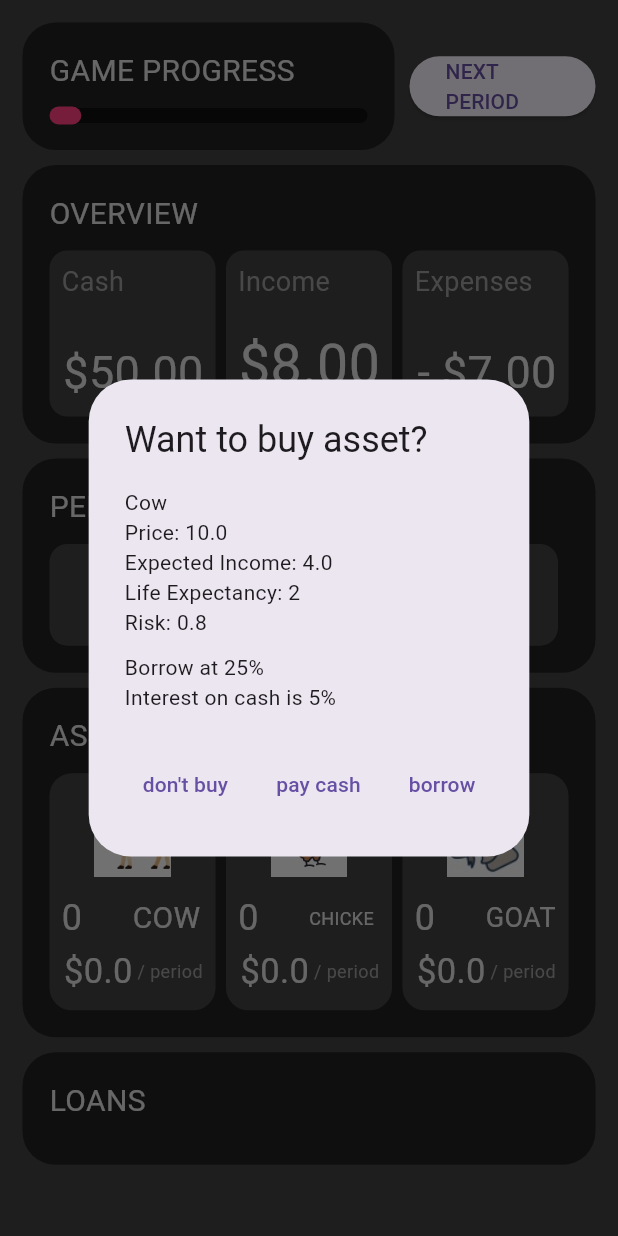
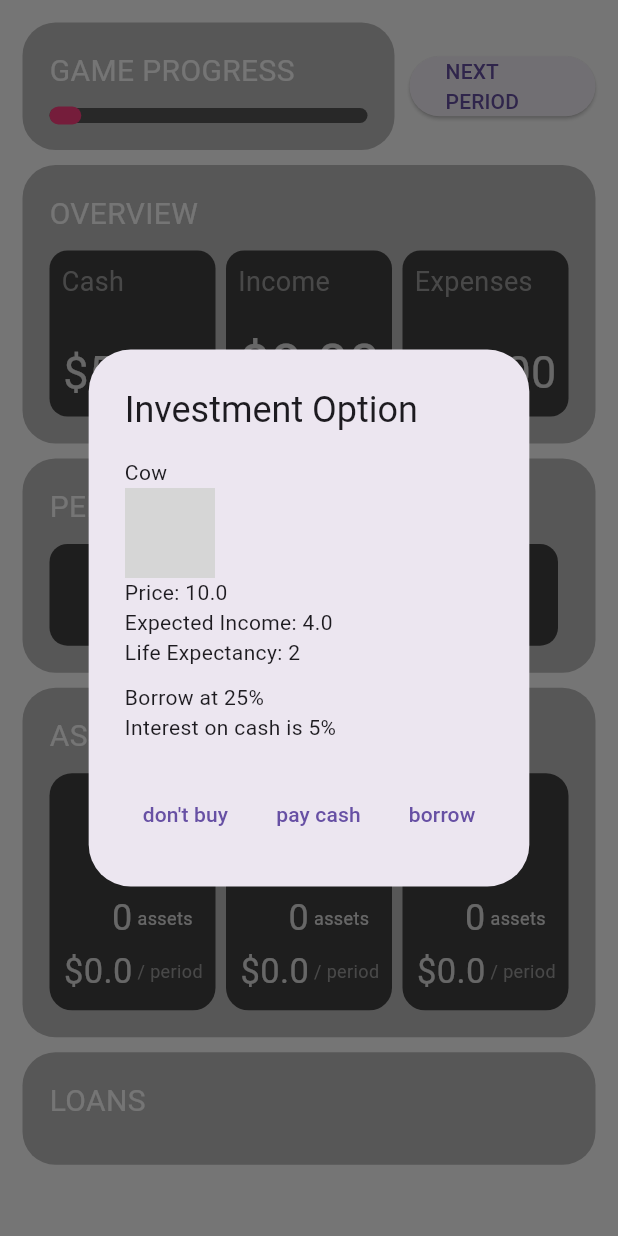
Before and after one commit to Luc1eSky/financial_literacy_game, a Flutter app: the screen it shows after launch, after a tap on "NEXT PERIOD", on a phone screen of 412 x 824 dp. Run offline on Flutter 3.47's test engine with Material 2 defaults, Android fonts, the phone set to English and light mode, and no system bars; drawn by our look-alikes of auto_size_text; our stand-ins replace flutter_riverpod; grey boxes are pictures that could not be loaded.

Commit message:
update images, asset card, color scheme

```diff
--- a/lib/presentation/screens/home_page.dart
+++ b/lib/presentation/screens/home_page.dart
@@ -13,11 +13,11 @@ class HomePage extends StatelessWidget {
   @override
   Widget build(BuildContext context) {
     return Scaffold(
-      backgroundColor: Colors.grey[800],
+      backgroundColor: Colors.white, //Colors.grey[800],
       //appBar: AppBar(title: const Text(appTitle)),
       body: SafeArea(
         child: LayoutBuilder(builder: (context, constraints) {
-          bool isPortrait = constraints.maxHeight > constraints.maxWidth * 1.5;
+          bool isPortrait = constraints.maxHeight > constraints.maxWidth;
           return SingleChildScrollView(
             child: constraints.maxWidth > 1000
                 ? const LargeLayout()
@@ -76,17 +76,21 @@ class SmallPortraitLayout extends ConsumerWidget {
                         context: context,
                         builder: (context) {
                           return AlertDialog(
-                            title: const Text('Want to buy asset?'),
+                            title: const Text('Investment Option'),
                             content: Column(
                               mainAxisSize: MainAxisSize.min,
                               crossAxisAlignment: CrossAxisAlignment.start,
                               children: [
                                 //Image.asset(''),
+
                                 Text(cow1.type.name),
+                                Image.asset('images/cow.png',
+                                    height: 60.0, fit: BoxFit.cover),
+                                //imagePath: 'assets/images/cow.png',
                                 Text('Price: ${cow1.price}'),
                                 Text('Expected Income: ${cow1.income}'),
                                 Text('Life Expectancy: ${cow1.lifeSpan}'),
-                                Text('Risk: ${cow1.riskLevel}'),
+                                //Text('Risk: ${cow1.riskLevel}'),
                                 SizedBox(height: 10),
                                 Text('Borrow at 25%'),
                                 Text('Interest on cash is 5%'),
@@ -212,7 +216,7 @@ class SectionCard extends StatelessWidget {
   Widget build(BuildContext context) {
     return Container(
       decoration: BoxDecoration(
-        color: Colors.grey[900],
+        color: Colors.grey[400],
         borderRadius: BorderRadius.circular(22.0),
       ),
       child: Padding(
@@ -223,7 +227,7 @@ class SectionCard extends StatelessWidget {
             Text(
               title,
               style: TextStyle(
-                color: Colors.grey[300],
+                color: Colors.white,
                 fontSize: 20.0,
                 //fontWeight: FontWeight.bold,
               ),
@@ -421,29 +425,29 @@ class AssetContent extends ConsumerWidget {
       children: [
         Expanded(
             child: SmallAssetCard(
-          title: 'COW',
+          title: 'cow',
           count: cows,
           income: cowIncome,
           group: valueSizeGroup,
-          imagePath: 'assets/images/cow.jpg',
+          imagePath: 'assets/images/cow.png',
         )),
         const SizedBox(width: 7.0),
         Expanded(
             child: SmallAssetCard(
-          title: 'CHICKEN',
+          title: 'chicken',
           count: chickens,
           income: chickenIncome,
           group: valueSizeGroup,
-          imagePath: 'assets/images/chicken.jpg',
+          imagePath: 'assets/images/chicken.png',
         )),
         const SizedBox(width: 7.0),
         Expanded(
             child: SmallAssetCard(
-          title: 'GOAT',
+          title: 'goat',
           count: goats,
           income: goatIncome,
           group: valueSizeGroup,
-          imagePath: 'assets/images/goat.jpg',
+          imagePath: 'assets/images/goat.png',
         )),
       ],
     );
@@ -594,6 +598,7 @@ class SmallAssetCard extends StatelessWidget {
                     Expanded(
                       child: AutoSizeText(
                         '${count}',
+                        textAlign: TextAlign.right,
                         style: TextStyle(
                           color: Colors.grey[300],
                           fontSize: 100.0,
@@ -602,11 +607,11 @@ class SmallAssetCard extends StatelessWidget {
                     ),
                     Expanded(
                       child: AutoSizeText(
-                        title,
+                        ' assets',
                         maxLines: 1,
                         style: TextStyle(
                           color: Colors.grey[300],
-                          fontSize: 40.0,
+                          fontSize: 10.0,
                         ),
                       ),
                     ),
```
Also changed, not shown: assets/images/chicken.jpg (deleted), assets/images/chicken.png (added), assets/images/cow.jpg (deleted), assets/images/cow.png (added), assets/images/goat.jpg (deleted), assets/images/goat.png (added), 4 other files.
